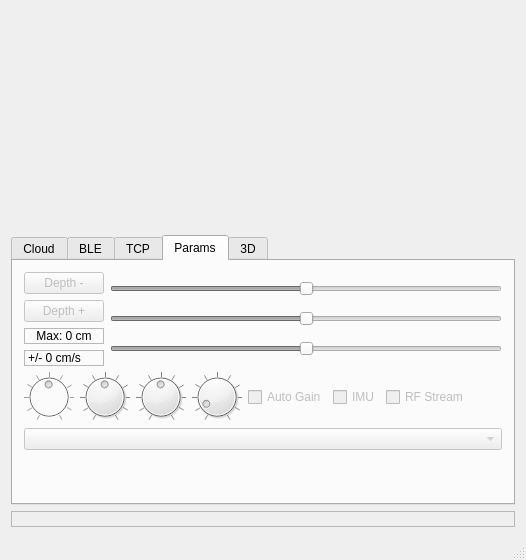
Qt form desktop/src/example/solum_qt/solumqt.ui (clariusdev/solum) before a commit.
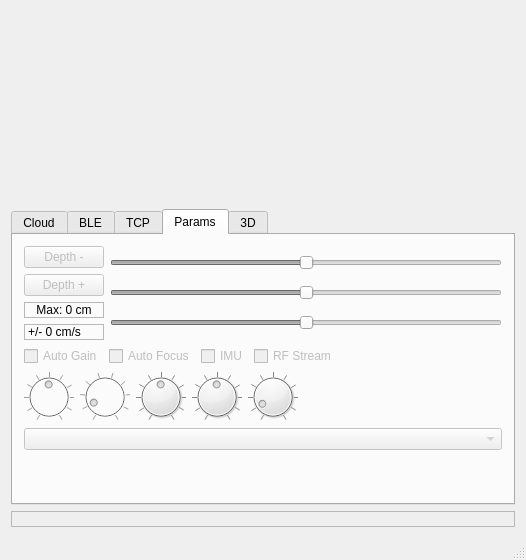
The same form after that commit. The open tabs and pages were chosen to show the change.

Patch:
```diff
--- a/desktop/src/example/solum_qt/solumqt.ui
+++ b/desktop/src/example/solum_qt/solumqt.ui
@@ -6,7 +6,7 @@
    <rect>
     <x>0</x>
     <y>0</y>
-    <width>520</width>
+    <width>524</width>
     <height>560</height>
    </rect>
   </property>
@@ -589,6 +589,63 @@
         <item>
          <layout class="QHBoxLayout" name="horizontalLayout_2">
           <item>
+           <widget class="QCheckBox" name="autogain">
+            <property name="enabled">
+             <bool>false</bool>
+            </property>
+            <property name="text">
+             <string>Auto Gain</string>
+            </property>
+           </widget>
+          </item>
+          <item>
+           <widget class="QCheckBox" name="autofocus">
+            <property name="enabled">
+             <bool>false</bool>
+            </property>
+            <property name="text">
+             <string>Auto Focus</string>
+            </property>
+           </widget>
+          </item>
+          <item>
+           <widget class="QCheckBox" name="imu">
+            <property name="enabled">
+             <bool>false</bool>
+            </property>
+            <property name="text">
+             <string>IMU</string>
+            </property>
+           </widget>
+          </item>
+          <item>
+           <widget class="QCheckBox" name="rfStream">
+            <property name="enabled">
+             <bool>false</bool>
+            </property>
+            <property name="text">
+             <string>RF Stream</string>
+            </property>
+           </widget>
+          </item>
+          <item>
+           <spacer name="horizontalSpacer_3">
+            <property name="orientation">
+             <enum>Qt::Horizontal</enum>
+            </property>
+            <property name="sizeHint" stdset="0">
+             <size>
+              <width>40</width>
+              <height>20</height>
+             </size>
+            </property>
+           </spacer>
+          </item>
+         </layout>
+        </item>
+        <item>
+         <layout class="QHBoxLayout" name="horizontalLayout_7">
+          <item>
            <widget class="QDial" name="gain">
             <property name="enabled">
              <bool>false</bool>
@@ -619,6 +676,40 @@
             </property>
            </widget>
           </item>
+          <item>
+           <widget class="QDial" name="focus">
+            <property name="enabled">
+             <bool>false</bool>
+            </property>
+            <property name="maximumSize">
+             <size>
+              <width>50</width>
+              <height>50</height>
+             </size>
+            </property>
+            <property name="toolTip">
+             <string>Focus</string>
+            </property>
+            <property name="minimum">
+             <number>1</number>
+            </property>
+            <property name="maximum">
+             <number>10</number>
+            </property>
+            <property name="pageStep">
+             <number>1</number>
+            </property>
+            <property name="value">
+             <number>2</number>
+            </property>
+            <property name="notchTarget">
+             <double>1.000000000000000</double>
+            </property>
+            <property name="notchesVisible">
+             <bool>true</bool>
+            </property>
+           </widget>
+          </item>
           <item>
            <widget class="QDial" name="cfigain">
             <property name="maximumSize">
@@ -713,37 +804,7 @@
            </widget>
           </item>
           <item>
-           <widget class="QCheckBox" name="autogain">
-            <property name="enabled">
-             <bool>false</bool>
-            </property>
-            <property name="text">
-             <string>Auto Gain</string>
-            </property>
-           </widget>
-          </item>
-          <item>
-           <widget class="QCheckBox" name="imu">
-            <property name="enabled">
-             <bool>false</bool>
-            </property>
-            <property name="text">
-             <string>IMU</string>
-            </property>
-           </widget>
-          </item>
-          <item>
-           <widget class="QCheckBox" name="rfStream">
-            <property name="enabled">
-             <bool>false</bool>
-            </property>
-            <property name="text">
-             <string>RF Stream</string>
-            </property>
-           </widget>
-          </item>
-          <item>
-           <spacer name="horizontalSpacer_3">
+           <spacer name="horizontalSpacer_2">
             <property name="orientation">
              <enum>Qt::Horizontal</enum>
             </property>
```
Left out of the diff: 37 changed lines with no effect on the pictures.
